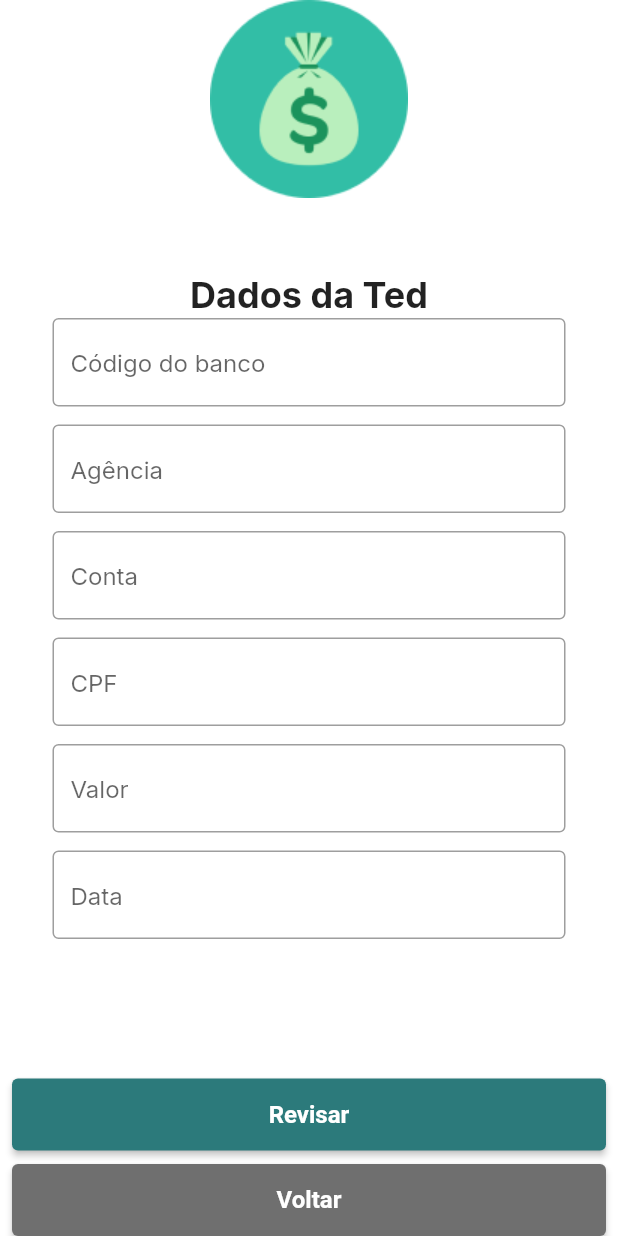
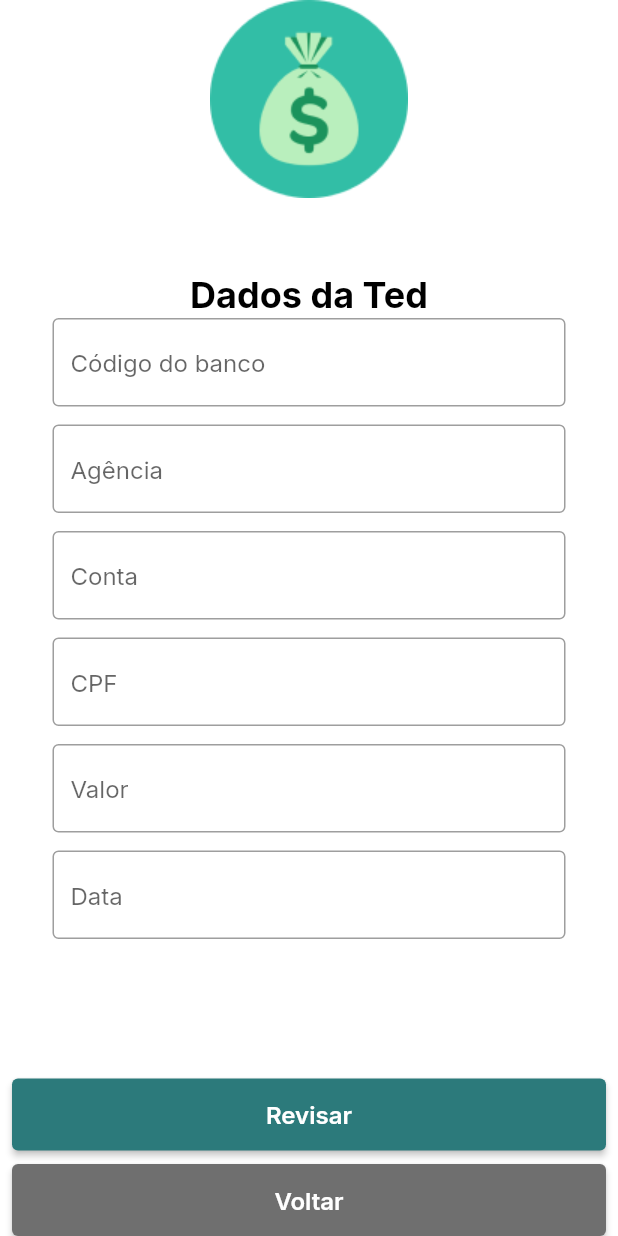
Before and after one commit to joaovvasco/ted_teste, a Flutter app: the FormularioTED screen opened directly, on a phone screen of 412 x 824 dp. Run offline on Flutter 3.47's test engine with Material 2 defaults, Android fonts, the light colour scheme and no system bars; our stand-ins replace google_fonts.

Commit message:
Criando componentes
- Botão
- Rótulo
- Campo

```diff
--- /dev/null
+++ b/lib/core/botao.dart
@@ -0,0 +1,28 @@
+import 'package:flutter/material.dart';
+import 'package:helloworldflutter/constantes/cores.dart';
+import 'package:helloworldflutter/constantes/fontes.dart';
+
+class Botao extends ElevatedButton {
+  final int? cor;
+  final String? nome;
+  final double? height;
+
+  Botao({super.key, VoidCallback? onPressed, this.nome, this.cor, this.height})
+      : super(
+          onPressed: onPressed ?? () {},
+          child: Text(nome ?? ""),
+          style: ButtonStyle(
+            backgroundColor: MaterialStateProperty.all<Color>(
+              Color(cor ?? Cores.botaoVerde),
+            ),
+            fixedSize: MaterialStateProperty.all<Size>(
+                Size.fromHeight(height ?? 48.0)),
+            textStyle: MaterialStateProperty.all(
+              TextStyle(
+                  fontSize: 16,
+                  fontFamily: Fonte.inter.fontFamily,
+                  fontWeight: FontWeight.w600),
+            ),
+          ),
+        );
+}
--- /dev/null
+++ b/lib/core/campo.dart
@@ -0,0 +1,15 @@
+import 'package:flutter/material.dart';
+
+class Campo extends TextField {
+  final String? nome;
+
+  Campo({
+    super.key,
+    this.nome,
+  }) : super(
+          decoration: InputDecoration(
+            hintText: nome,
+            border: const OutlineInputBorder(),
+          ),
+        );
+}
--- /dev/null
+++ b/lib/core/rotulo.dart
@@ -0,0 +1,23 @@
+import 'package:flutter/cupertino.dart';
+import 'package:helloworldflutter/constantes/fontes.dart';
+
+class Rotulo extends Text {
+  final bool bold;
+  final int cor;
+  final double? fontSize;
+
+  Rotulo(
+    super.data, {
+    super.key,
+    this.bold = false,
+    this.cor = 0xFF000000,
+    this.fontSize,
+  }) : super(
+          style: TextStyle(
+            fontWeight: bold ? FontWeight.w700 : FontWeight.normal,
+            fontSize: fontSize ?? 16,
+            fontFamily: Fonte.inter.fontFamily,
+            color: Color(cor),
+          ),
+        );
+}
--- a/lib/telas/formulario.dart
+++ b/lib/telas/formulario.dart
@@ -1,6 +1,9 @@
 import 'package:flutter/material.dart';
 import 'package:helloworldflutter/constantes/cores.dart';
 import 'package:helloworldflutter/constantes/fontes.dart';
+import 'package:helloworldflutter/core/botao.dart';
+import 'package:helloworldflutter/core/campo.dart';
+import 'package:helloworldflutter/core/rotulo.dart';
 
 class FormularioTED extends StatelessWidget {
   const FormularioTED({super.key});
@@ -17,14 +20,10 @@ class FormularioTED extends StatelessWidget {
             const Padding(
               padding: EdgeInsets.only(bottom: 50),
             ),
-            Text(
+            Rotulo(
               "Dados da Ted",
-              textAlign: TextAlign.center,
-              style: TextStyle(
-                fontFamily: Fonte.inter.fontFamily,
-                fontSize: 24,
-                fontWeight: FontWeight.w700,
-              ),
+              bold: true,
+              fontSize: 24,
             ),
           ],
         ),
@@ -38,59 +37,41 @@ class FormularioTED extends StatelessWidget {
         child: ListView(
           primary: false,
           padding: const EdgeInsets.symmetric(horizontal: 35, vertical: 12),
-          children: const <Widget>[
-            TextField(
-              decoration: InputDecoration(
-                hintText: "Código do banco",
-                border: OutlineInputBorder(),
-              ),
+          children: <Widget>[
+            Campo(
+              nome: "Código do banco",
             ),
-            Padding(
+            const Padding(
               padding: EdgeInsets.symmetric(vertical: 6),
             ),
-            TextField(
-              decoration: InputDecoration(
-                hintText: "Agência",
-                border: OutlineInputBorder(),
-              ),
+            Campo(
+              nome: "Agência",
             ),
-            Padding(
+            const Padding(
               padding: EdgeInsets.symmetric(vertical: 6),
             ),
-            TextField(
-              decoration: InputDecoration(
-                hintText: "Conta",
-                border: OutlineInputBorder(),
-              ),
+            Campo(
+              nome: "Conta",
             ),
-            Padding(
+            const Padding(
               padding: EdgeInsets.symmetric(vertical: 6),
             ),
-            TextField(
-              decoration: InputDecoration(
-                hintText: "CPF",
-                border: OutlineInputBorder(),
-              ),
+            Campo(
+              nome: "CPF",
             ),
-            Padding(
+            const Padding(
               padding: EdgeInsets.symmetric(vertical: 6),
             ),
-            TextField(
-              decoration: InputDecoration(
-                hintText: "Valor",
-                border: OutlineInputBorder(),
-              ),
+            Campo(
+              nome: "Valor",
             ),
-            Padding(
+            const Padding(
               padding: EdgeInsets.symmetric(vertical: 6),
             ),
-            TextField(
-              decoration: InputDecoration(
-                hintText: "Data",
-                border: OutlineInputBorder(),
-              ),
+            Campo(
+              nome: "Data",
             ),
-            Padding(
+            const Padding(
               padding: EdgeInsets.symmetric(vertical: 6),
             ),
           ],
@@ -102,36 +83,14 @@ class FormularioTED extends StatelessWidget {
           mainAxisSize: MainAxisSize.min,
           crossAxisAlignment: CrossAxisAlignment.stretch,
           children: [
-            ElevatedButton(
-              onPressed: () => {Navigator.pop(context)},
-              style: ButtonStyle(
-                backgroundColor: MaterialStateProperty.all<Color>(
-                    const Color(Cores.botaoVerde)),
-                textStyle: MaterialStateProperty.all<TextStyle>(
-                  const TextStyle(
-                    fontSize: 16,
-                    fontWeight: FontWeight.w600,
-                  ),
-                ),
-                fixedSize:
-                    MaterialStateProperty.all<Size>(const Size.fromHeight(48)),
-              ),
-              child: const Text("Revisar"),
+            Botao(
+              nome: "Revisar",
             ),
             const Padding(padding: EdgeInsets.symmetric(vertical: 4.5)),
-            ElevatedButton(
-              onPressed: () => {Navigator.pop(context)},
-              style: ButtonStyle(
-                backgroundColor: MaterialStateProperty.all<Color>(
-                    const Color(Cores.botaoCinza)),
-                textStyle: MaterialStateProperty.all<TextStyle>(const TextStyle(
-                  fontSize: 16,
-                  fontWeight: FontWeight.w600,
-                )),
-                fixedSize:
-                    MaterialStateProperty.all<Size>(const Size.fromHeight(48)),
-              ),
-              child: const Text("Voltar"),
+            Botao(
+              onPressed: () => Navigator.pop(context),
+              cor: Cores.botaoCinza,
+              nome: "Voltar",
             ),
           ],
         ),
```
Also changed, not shown: lib/telas/tela_inicial.dart (+18 -27 lines), lib/telas/teste.dart (added, +155 -0 lines).
